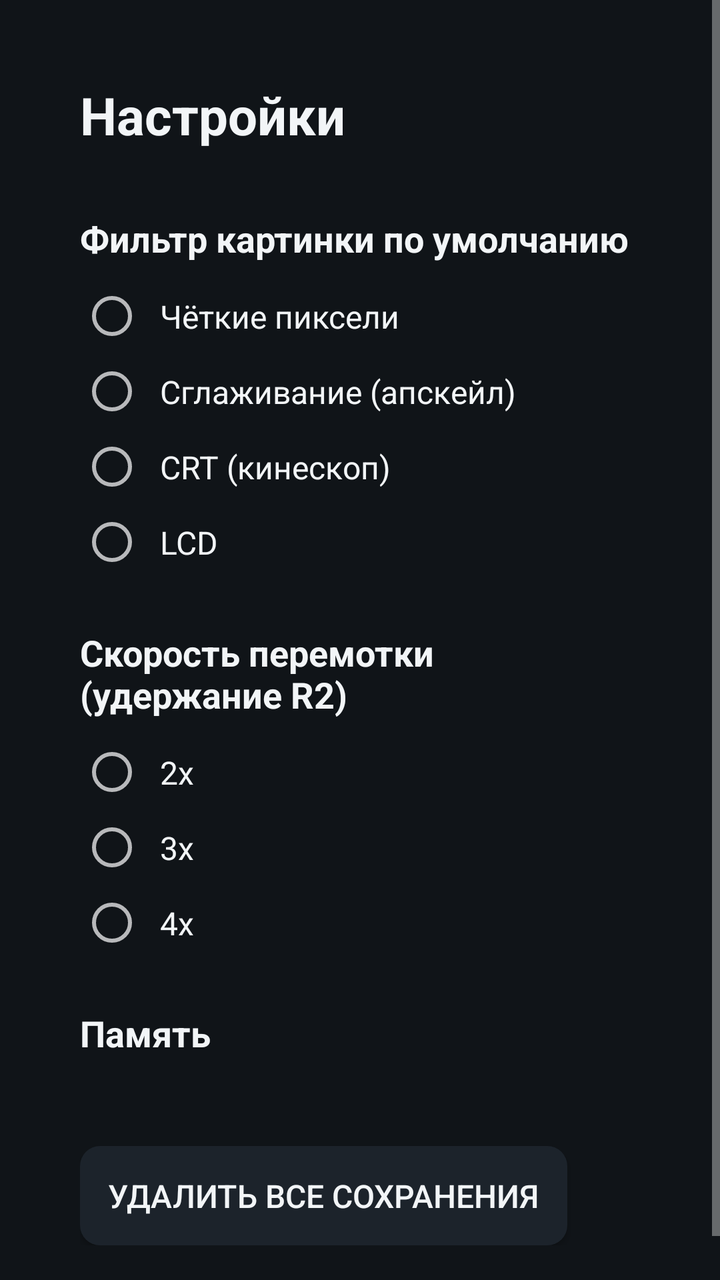
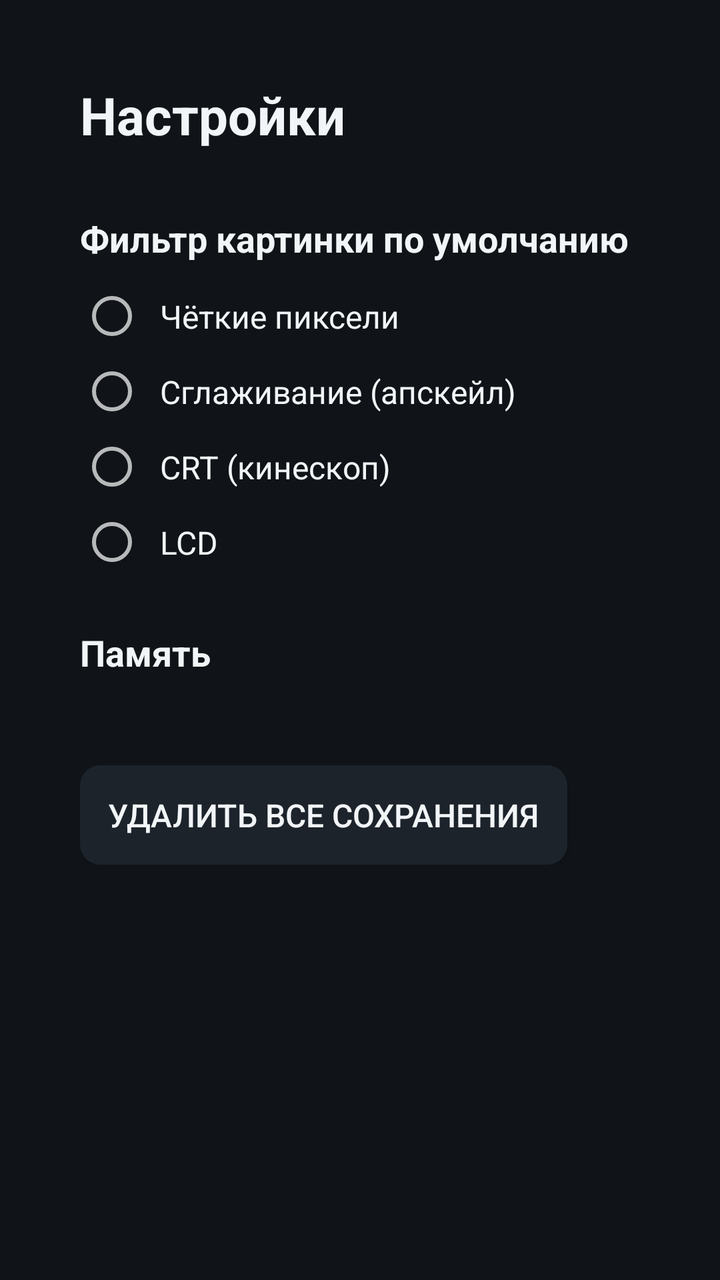

Before-and-after screenshots of an Android layout around one commit, followed by the original layout XML and the change that was made.
<!-- AndroidManifest.xml: application theme Theme.RetroTV -->
<!-- res/layout/activity_settings.xml -->
<?xml version="1.0" encoding="utf-8"?>
<ScrollView xmlns:android="http://schemas.android.com/apk/res/android"
    android:layout_width="match_parent"
    android:layout_height="match_parent"
    android:background="@color/bg">

    <LinearLayout
        android:layout_width="match_parent"
        android:layout_height="wrap_content"
        android:orientation="vertical"
        android:padding="40dp">

        <TextView style="@style/SettingsHeader" android:text="@string/settings" android:textSize="26sp" />

        <TextView style="@style/SettingsHeader" android:layout_marginTop="24dp"
            android:text="@string/default_filter" />
        <RadioGroup android:id="@+id/filterGroup"
            android:layout_width="wrap_content" android:layout_height="wrap_content">
            <RadioButton android:id="@+id/fSharp" style="@style/SettingsRadio" android:text="@string/f_sharp" />
            <RadioButton android:id="@+id/fSmooth" style="@style/SettingsRadio" android:text="@string/f_smooth" />
            <RadioButton android:id="@+id/fCrt" style="@style/SettingsRadio" android:text="@string/f_crt" />
            <RadioButton android:id="@+id/fLcd" style="@style/SettingsRadio" android:text="@string/f_lcd" />
        </RadioGroup>

        <TextView style="@style/SettingsHeader" android:layout_marginTop="24dp"
            android:text="@string/ff_speed" />
        <RadioGroup android:id="@+id/ffGroup"
            android:layout_width="wrap_content" android:layout_height="wrap_content">
            <RadioButton android:id="@+id/ff2" style="@style/SettingsRadio" android:text="2x" />
            <RadioButton android:id="@+id/ff3" style="@style/SettingsRadio" android:text="3x" />
            <RadioButton android:id="@+id/ff4" style="@style/SettingsRadio" android:text="4x" />
        </RadioGroup>

        <TextView style="@style/SettingsHeader" android:layout_marginTop="24dp"
            android:text="@string/storage" />
        <TextView android:id="@+id/storageInfo"
            android:layout_width="wrap_content" android:layout_height="wrap_content"
            android:textColor="@color/text_dim" android:textSize="15sp" />

        <Button android:id="@+id/btnClearStates" style="@style/PauseButton"
            android:layout_marginTop="16dp"
            android:layout_width="wrap_content"
            android:text="@string/clear_states" />
    </LinearLayout>
</ScrollView>
<!-- resources referenced by this layout -->
<resources>
  <color name="bg">#101418</color>
  <color name="text_dim">#8A9AA8</color>
  <string name="clear_states">Удалить все сохранения</string>
  <string name="default_filter">Фильтр картинки по умолчанию</string>
  <string name="f_crt">CRT (кинескоп)</string>
  <string name="f_lcd">LCD</string>
  <string name="f_sharp">Чёткие пиксели</string>
  <string name="f_smooth">Сглаживание (апскейл)</string>
  <string name="ff_speed">Скорость перемотки (удержание R2)</string>
  <string name="settings">Настройки</string>
  <string name="storage">Память</string>
  <style name="PauseButton">
          <item name="android:layout_width">match_parent</item>
          <item name="android:layout_height">wrap_content</item>
          <item name="android:layout_marginTop">8dp</item>
          <item name="android:background">@drawable/focusable_button</item>
          <item name="android:textColor">@color/text</item>
          <item name="android:textSize">16sp</item>
          <item name="android:focusable">true</item>
          <item name="android:padding">14dp</item>
      </style>
  <style name="SettingsHeader">
          <item name="android:layout_width">wrap_content</item>
          <item name="android:layout_height">wrap_content</item>
          <item name="android:textColor">@color/text</item>
          <item name="android:textSize">18sp</item>
          <item name="android:textStyle">bold</item>
          <item name="android:layout_marginBottom">8dp</item>
      </style>
  <style name="SettingsRadio">
          <item name="android:layout_width">wrap_content</item>
          <item name="android:layout_height">wrap_content</item>
          <item name="android:textColor">@color/text</item>
          <item name="android:textSize">16sp</item>
          <item name="android:focusable">true</item>
          <item name="android:padding">8dp</item>
      </style>
  <style name="Theme.RetroTV" parent="Theme.AppCompat.NoActionBar">
          <item name="android:windowBackground">@color/bg</item>
          <item name="colorAccent">@color/accent</item>
          <item name="android:textColor">@color/text</item>
      </style>
  <!-- drawable focusable_button (drawable) -->
  <?xml version="1.0" encoding="utf-8"?>
  <selector xmlns:android="http://schemas.android.com/apk/res/android">
      <item android:state_focused="true">
          <shape android:shape="rectangle">
              <solid android:color="@color/card_focus" />
              <stroke android:width="2dp" android:color="@color/accent" />
              <corners android:radius="10dp" />
          </shape>
      </item>
      <item android:state_pressed="true">
          <shape android:shape="rectangle">
              <solid android:color="@color/accent" />
              <corners android:radius="10dp" />
          </shape>
      </item>
      <item>
          <shape android:shape="rectangle">
              <solid android:color="@color/card" />
              <corners android:radius="10dp" />
          </shape>
      </item>
  </selector>
  <color name="text">#F2F5F7</color>
  <color name="accent">#4FC3F7</color>
  <color name="card_focus">#2E4057</color>
  <color name="card">#1C232B</color>
</resources>

<!-- the commit's change to res/layout/activity_settings.xml (unified diff, before → after) -->
@@ -23,15 +23,6 @@
         </RadioGroup>
 
         <TextView style="@style/SettingsHeader" android:layout_marginTop="24dp"
-            android:text="@string/ff_speed" />
-        <RadioGroup android:id="@+id/ffGroup"
-            android:layout_width="wrap_content" android:layout_height="wrap_content">
-            <RadioButton android:id="@+id/ff2" style="@style/SettingsRadio" android:text="2x" />
-            <RadioButton android:id="@+id/ff3" style="@style/SettingsRadio" android:text="3x" />
-            <RadioButton android:id="@+id/ff4" style="@style/SettingsRadio" android:text="4x" />
-        </RadioGroup>
-
-        <TextView style="@style/SettingsHeader" android:layout_marginTop="24dp"
             android:text="@string/storage" />
         <TextView android:id="@+id/storageInfo"
             android:layout_width="wrap_content" android:layout_height="wrap_content"
<!-- resource entries referenced after the edit -->
@@ -8,7 +8,6 @@
   <string name="f_lcd">LCD</string>
   <string name="f_sharp">Чёткие пиксели</string>
   <string name="f_smooth">Сглаживание (апскейл)</string>
-  <string name="ff_speed">Скорость перемотки (удержание R2)</string>
   <string name="settings">Настройки</string>
   <string name="storage">Память</string>
   <style name="PauseButton">
